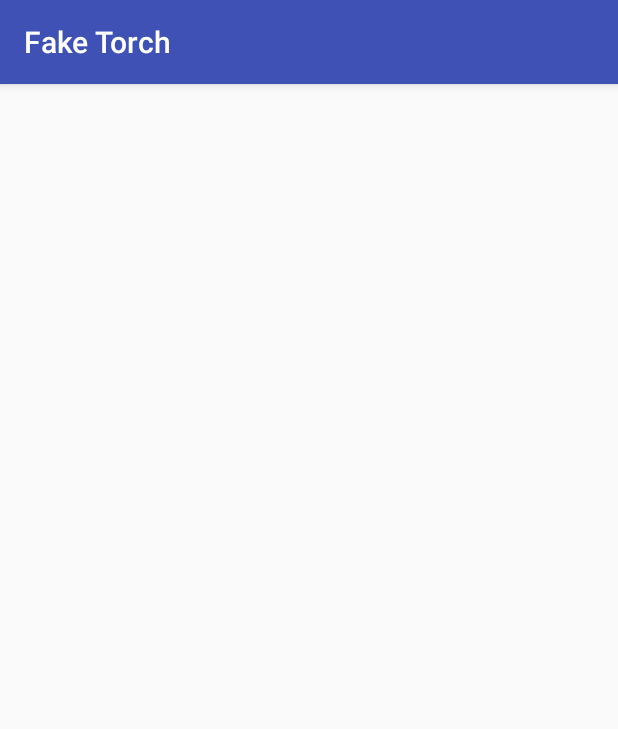
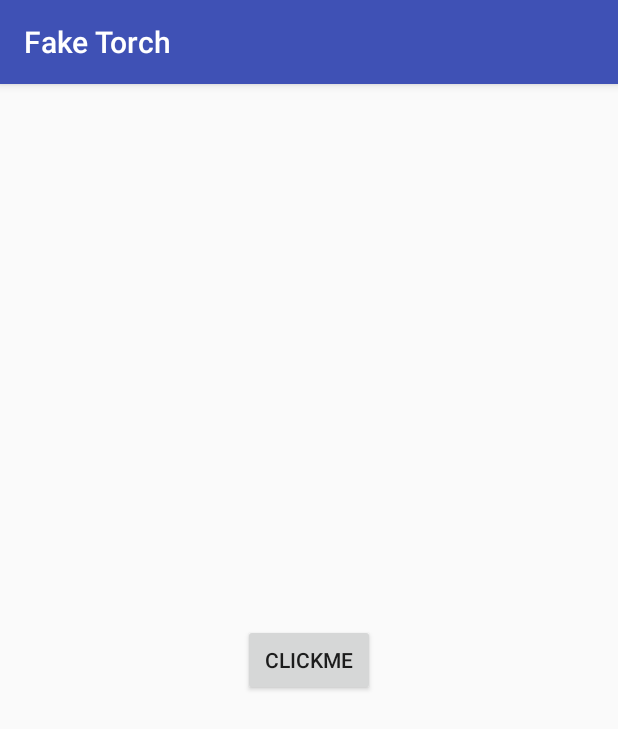
Before and after one commit to WilliamMarshal/FakeTorch, an Android app: the screen it shows after launch (TorchActivity), on a phone screen of 412 x 824 dp. Shown: the top 729 px of the screen. Run offline under Robolectric (Android 15) with nearby library versions, the phone set to English and light mode, and no system bars.

Commit message:
დავამატე ClickMe ღილაკი

```diff
--- a/app/src/main/res/layout/activity_torch.xml
+++ b/app/src/main/res/layout/activity_torch.xml
@@ -10,4 +10,10 @@
     android:paddingTop="@dimen/activity_vertical_margin"
     tools:context="ge.faketorch.TorchActivity">
 
+    <Button
+        android:text="ClickMe"
+        android:layout_centerInParent="true"
+        android:layout_width="wrap_content"
+        android:layout_height="wrap_content" />
+
 </RelativeLayout>
```
